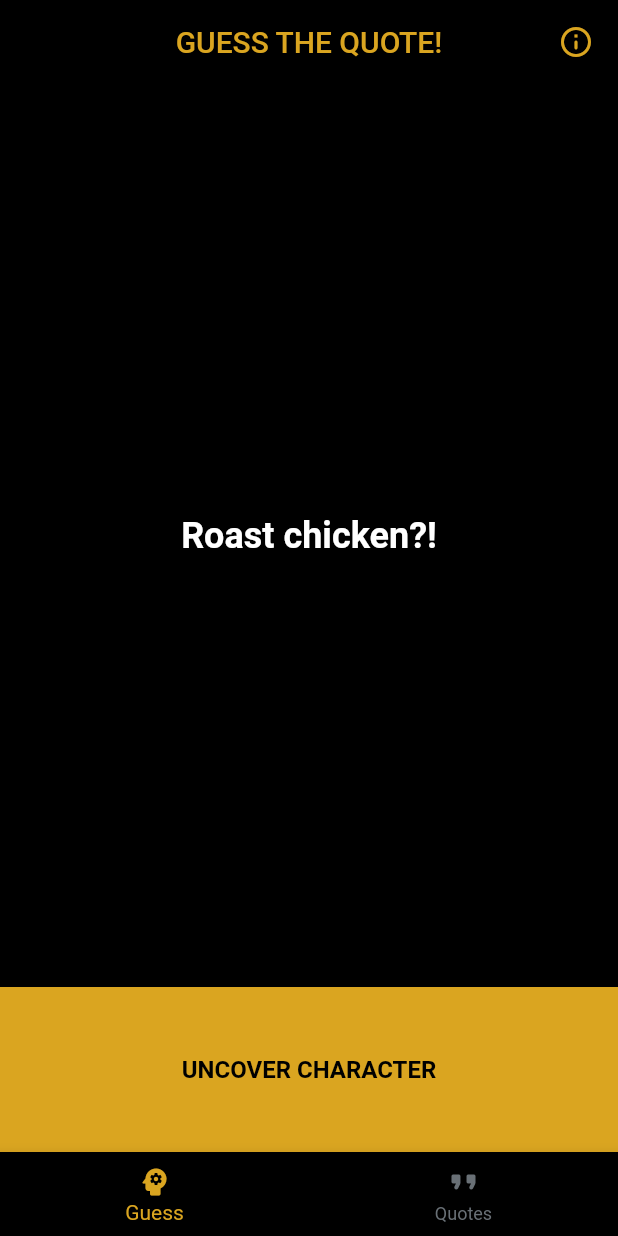
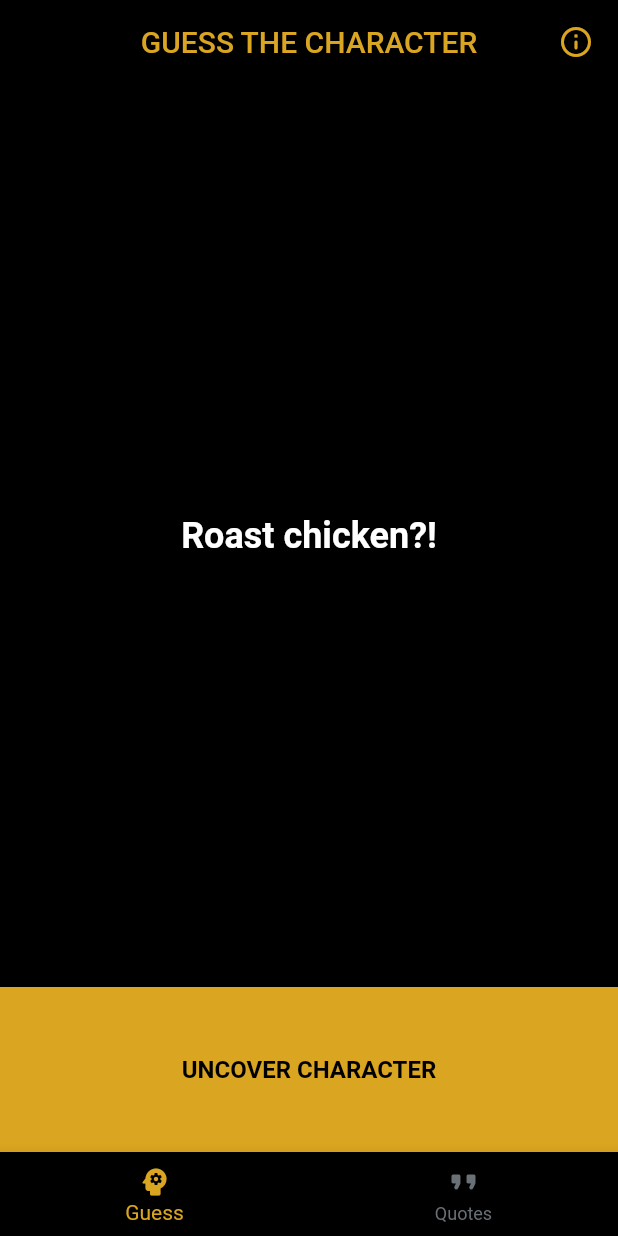
Before and after one commit to smolikja/bp-lotr-flutter-app, a Flutter app: the screen it shows after launch, on a phone screen of 412 x 824 dp. Run offline on Flutter 3.47's test engine with Material 2 defaults, Android fonts, the phone set to English and light mode, and no system bars; our stand-ins replace share.

Commit message:
app renamed

```diff
--- a/assets/localizations/en.json
+++ b/assets/localizations/en.json
@@ -1,5 +1,5 @@
 {
-    "appbar_guess_quote": "Guess the Quote!",
+    "appbar_guess_quote": "Guess the Character",
     "appbar_quotes": "Quotes",
     "appbar_about": "About the App",
     "appbar_movies_list": "Select movie",
--- a/lib/main.dart
+++ b/lib/main.dart
@@ -149,7 +149,7 @@ void main() {
         GlobalMaterialLocalizations.delegate,
         GlobalWidgetsLocalizations.delegate,
       ],
-      title: 'LOTR Guess Quote',
+      title: 'LOTR Guess Character',
       theme: ThemeData(
           primarySwatch: createMaterialColor(kPrimaryColor),
           primaryTextTheme: TextTheme(headline6: TextStyle(color: createMaterialColor(kPrimaryColor))),
--- a/lib/screens/about_screen.dart
+++ b/lib/screens/about_screen.dart
@@ -19,8 +19,8 @@ class _AboutScreenScreenState extends State<AboutScreen> {
     "fun made by Jakub Smolik",
     "smolikja@protonmail.com",
     "LOTR data credits: https://the-one-api.dev/",
-    "<<==========>>",
-    "guess quote's character",
+    "<<======>>",
+    "guess the character by its quote",
     "hold quote to copy into clipboard",
     "share character's profile with friends"
   ];
```
Also changed, not shown: pubspec.lock, 2 other files.
